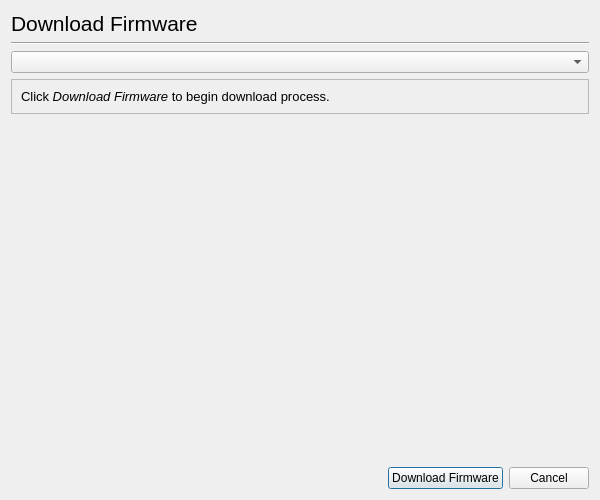
The window that ui4/firmwaredialog_base.ui (jpopelka/hplip) describes before a commit, drawn with Qt 5.
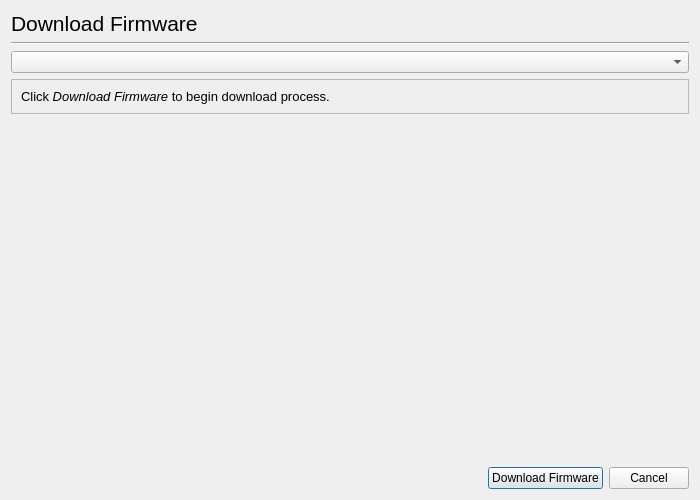
The same window after the commit. Custom widgets are drawn as their Qt base class.

Diff of the .ui file:
```diff
--- a/ui4/firmwaredialog_base.ui
+++ b/ui4/firmwaredialog_base.ui
@@ -8,7 +8,7 @@
    <rect>
     <x>0</x>
     <y>0</y>
-    <width>600</width>
+    <width>700</width>
     <height>500</height>
    </rect>
   </property>
```
